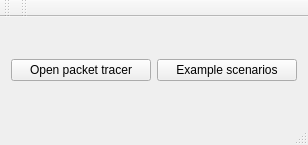
AONunan/FinalYearProject, file mainwindow.ui: the form before one commit.
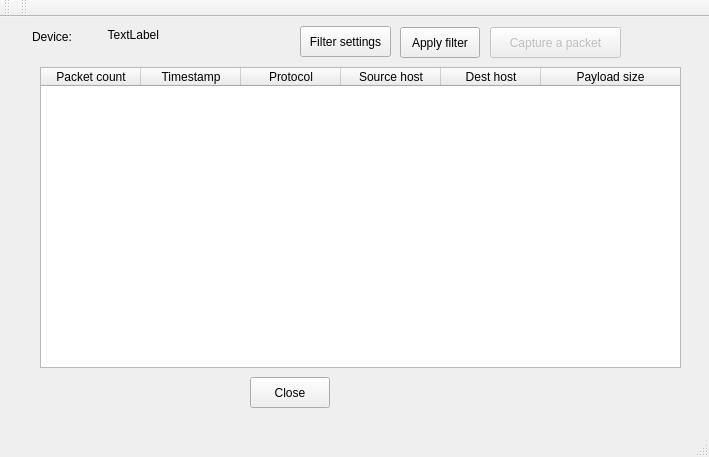
The form after the commit.

Commit message: Removed PacketCaptureWindow, moved code to MainWindow

```diff
--- a/mainwindow.ui
+++ b/mainwindow.ui
@@ -6,30 +6,168 @@
    <rect>
     <x>0</x>
     <y>0</y>
-    <width>308</width>
-    <height>145</height>
+    <width>709</width>
+    <height>457</height>
    </rect>
   </property>
   <property name="windowTitle">
    <string>MainWindow</string>
   </property>
   <widget class="QWidget" name="centralWidget">
-   <layout class="QHBoxLayout" name="horizontalLayout">
-    <item>
-     <widget class="QPushButton" name="button_packet_tracer">
-      <property name="text">
-       <string>Open packet tracer</string>
-      </property>
-     </widget>
-    </item>
-    <item>
-     <widget class="QPushButton" name="button_scenarios">
-      <property name="text">
-       <string>Example scenarios</string>
-      </property>
-     </widget>
-    </item>
-   </layout>
+   <widget class="QLabel" name="label">
+    <property name="geometry">
+     <rect>
+      <x>32</x>
+      <y>12</y>
+      <width>46</width>
+      <height>16</height>
+     </rect>
+    </property>
+    <property name="text">
+     <string>Device:</string>
+    </property>
+   </widget>
+   <widget class="QLabel" name="label_interface">
+    <property name="geometry">
+     <rect>
+      <x>100</x>
+      <y>10</y>
+      <width>59</width>
+      <height>16</height>
+     </rect>
+    </property>
+    <property name="text">
+     <string>TextLabel</string>
+    </property>
+    <property name="alignment">
+     <set>Qt::AlignRight|Qt::AlignTrailing|Qt::AlignVCenter</set>
+    </property>
+   </widget>
+   <widget class="QPushButton" name="pushButton_filterSettings">
+    <property name="geometry">
+     <rect>
+      <x>300</x>
+      <y>9</y>
+      <width>91</width>
+      <height>31</height>
+     </rect>
+    </property>
+    <property name="text">
+     <string>Filter settings</string>
+    </property>
+   </widget>
+   <widget class="QPushButton" name="button_applyFilter">
+    <property name="geometry">
+     <rect>
+      <x>400</x>
+      <y>10</y>
+      <width>80</width>
+      <height>31</height>
+     </rect>
+    </property>
+    <property name="text">
+     <string>Apply filter</string>
+    </property>
+   </widget>
+   <widget class="QPushButton" name="button_capture_packet">
+    <property name="enabled">
+     <bool>false</bool>
+    </property>
+    <property name="geometry">
+     <rect>
+      <x>490</x>
+      <y>10</y>
+      <width>131</width>
+      <height>31</height>
+     </rect>
+    </property>
+    <property name="text">
+     <string>Capture a packet</string>
+    </property>
+   </widget>
+   <widget class="QTableWidget" name="tableWidget_packets">
+    <property name="geometry">
+     <rect>
+      <x>40</x>
+      <y>50</y>
+      <width>641</width>
+      <height>301</height>
+     </rect>
+    </property>
+    <property name="sizePolicy">
+     <sizepolicy hsizetype="Expanding" vsizetype="Expanding">
+      <horstretch>0</horstretch>
+      <verstretch>0</verstretch>
+     </sizepolicy>
+    </property>
+    <property name="frameShape">
+     <enum>QFrame::StyledPanel</enum>
+    </property>
+    <property name="editTriggers">
+     <set>QAbstractItemView::NoEditTriggers</set>
+    </property>
+    <property name="alternatingRowColors">
+     <bool>false</bool>
+    </property>
+    <property name="selectionBehavior">
+     <enum>QAbstractItemView::SelectRows</enum>
+    </property>
+    <property name="rowCount">
+     <number>0</number>
+    </property>
+    <property name="columnCount">
+     <number>6</number>
+    </property>
+    <attribute name="horizontalHeaderStretchLastSection">
+     <bool>true</bool>
+    </attribute>
+    <attribute name="verticalHeaderStretchLastSection">
+     <bool>false</bool>
+    </attribute>
+    <column>
+     <property name="text">
+      <string>Packet count</string>
+     </property>
+    </column>
+    <column>
+     <property name="text">
+      <string>Timestamp</string>
+     </property>
+    </column>
+    <column>
+     <property name="text">
+      <string>Protocol</string>
+     </property>
+    </column>
+    <column>
+     <property name="text">
+      <string>Source host</string>
+     </property>
+    </column>
+    <column>
+     <property name="text">
+      <string>Dest host</string>
+     </property>
+    </column>
+    <column>
+     <property name="text">
+      <string>Payload size</string>
+     </property>
+    </column>
+   </widget>
+   <widget class="QPushButton" name="button_close_handle">
+    <property name="geometry">
+     <rect>
+      <x>250</x>
+      <y>360</y>
+      <width>80</width>
+      <height>31</height>
+     </rect>
+    </property>
+    <property name="text">
+     <string>Close</string>
+    </property>
+   </widget>
   </widget>
   <widget class="QMenuBar" name="menuBar">
    <property name="geometry">
```
Left out of the diff: 4 changed lines with no effect on the pictures. The commit also changes 6 other files.
